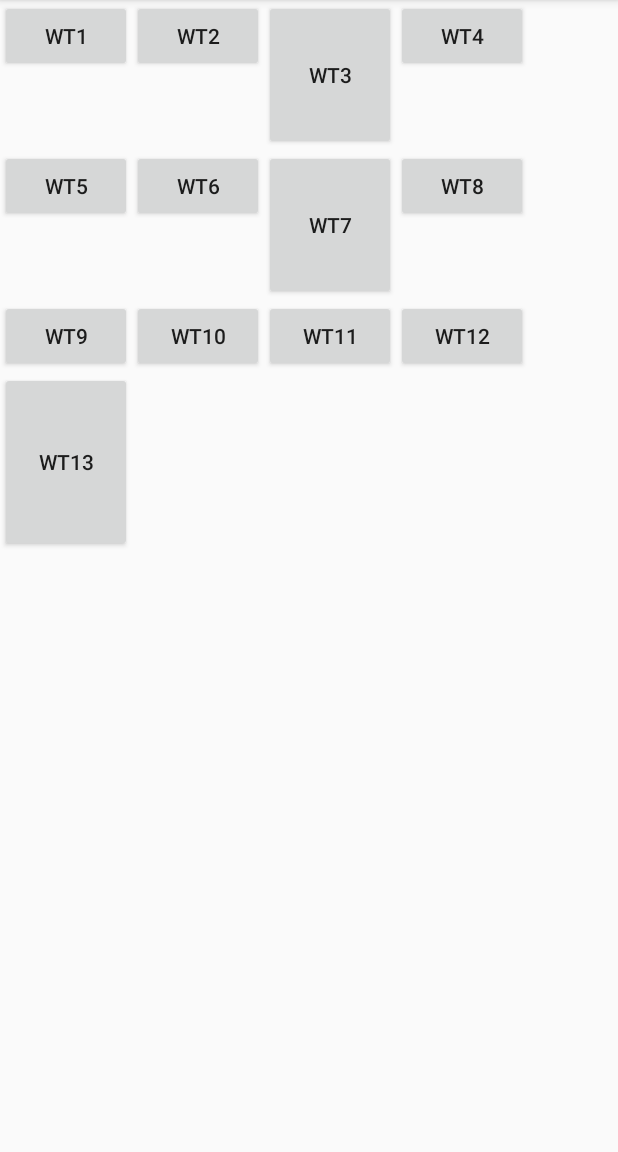
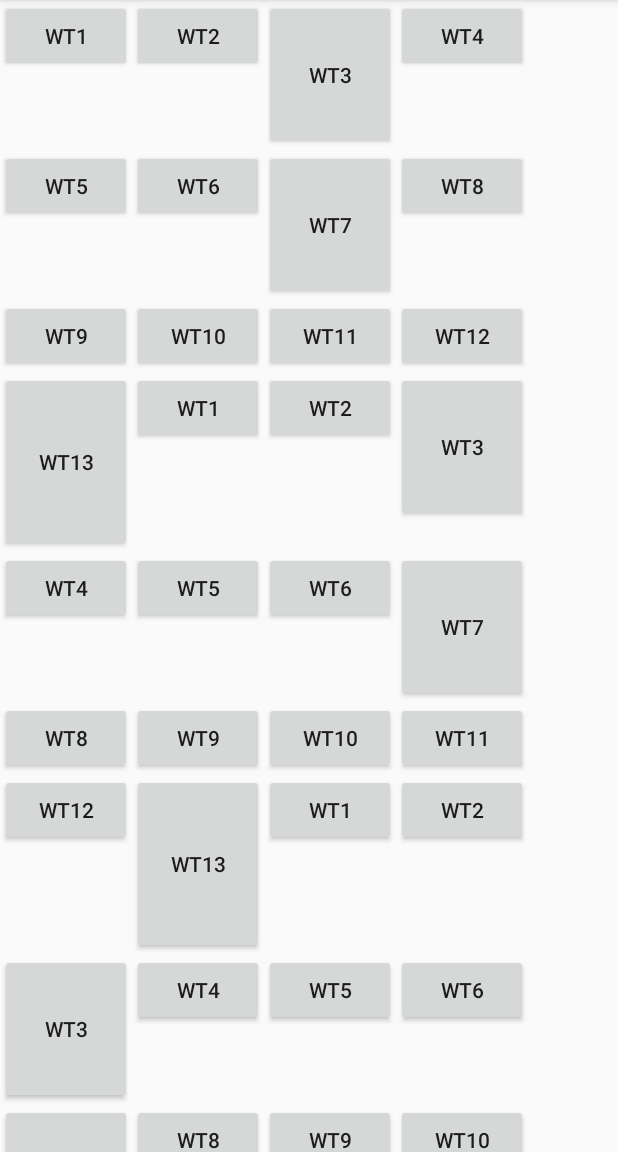
Before and after one commit to EverdayAndroid/jectpack, an Android app: the FlowActivity screen opened directly, with no data from a screen before it, on a phone screen of 412 x 824 dp, the part 84-1236 px from its top. Run offline under Robolectric (Android 15) with nearby library versions, the phone set to English and light mode, and no system bars; our stand-ins replace data binding.

Commit message:
'事件冲突例子'

```diff
--- a/app/build.gradle
+++ b/app/build.gradle
@@ -35,4 +35,6 @@ dependencies {
     androidTestImplementation 'androidx.test.ext:junit:1.1.1'
     androidTestImplementation 'androidx.test.espresso:espresso-core:3.2.0'
     implementation 'androidx.lifecycle:lifecycle-extensions:2.2.0'
+    implementation 'com.github.bumptech.glide:glide:4.11.0'
+    annotationProcessor 'com.github.bumptech.glide:compiler:4.11.0'
 }
--- a/app/src/main/AndroidManifest.xml
+++ b/app/src/main/AndroidManifest.xml
@@ -2,7 +2,7 @@
 <manifest xmlns:android="http://schemas.android.com/apk/res/android"
     package="com.example.jetpackapp"
     xmlns:dist="http://schemas.android.com/apk/distribution">
-
+    <uses-permission android:name="android.permission.INTERNET"/>
     <dist:module dist:instant="true" />
     <application
         android:allowBackup="true"
@@ -20,6 +20,7 @@
             </intent-filter>
         </activity>
         <activity android:name=".FlowActivity"/>
+        <activity android:name=".HomeActivity"/>
     </application>
 
 </manifest>
--- a/app/src/main/java/com/example/jetpackapp/base/FlowLayout.kt
+++ b/app/src/main/java/com/example/jetpackapp/base/FlowLayout.kt
@@ -3,6 +3,7 @@ package com.example.jetpackapp.base
 import android.content.Context
 import android.util.AttributeSet
 import android.util.Log
+import android.view.MotionEvent
 import android.view.View
 import android.view.ViewGroup
 import android.widget.ListView
@@ -10,27 +11,30 @@ import com.example.jetpackapp.R
 import java.lang.Exception
 
 /**
-  * @date: 2020/5/15
-  * @author: wangTao
-  * @email: wangtaohandsome@gmail.com
-  * @desc:  自定义流式布局
+ * @date: 2020/5/15
+ * @author: wangTao
+ * @email: wangtaohandsome@gmail.com
+ * @desc:  自定义流式布局
+ * 1.通过View的ScrollBy 和ScrollTo 方法实现滑动
+ * 2.通过动画给View添加位移效果实现滑动  （补间动画没有真正改变View位置）
+ * 3.通过改变View的layoutparams 让View重新布局从而实现滑动
  */
 class FlowLayout : ViewGroup {
     //每一行的子view
-    private var lineViews:ArrayList<View> ? = null
+    private var lineViews: ArrayList<View>? = null
+
     //所有的行 一行一行的存储
-    private var views:ArrayList<ArrayList<View>>? = null
+    private var views: ArrayList<ArrayList<View>>? = null
+
     //每一行的高度
-    private var heights:ArrayList<Int>? = null
+    private var heights: ArrayList<Int>? = null
 
-    constructor(context:Context):super(context)
+    constructor(context: Context) : super(context)
 
-    constructor(context: Context,attributeSet: AttributeSet):super(context,attributeSet){
-
-
+    constructor(context: Context, attributeSet: AttributeSet) : super(context, attributeSet) {
     }
 
-    fun init(){
+    fun init() {
         lineViews = ArrayList()
         views = ArrayList()
         heights = ArrayList()
@@ -56,9 +60,9 @@ class FlowLayout : ViewGroup {
         val childCount = childCount
 
         //遍历所有的子view，对子view进行测量，分配到具体的行
-        for (index in 0 until childCount){
+        for (index in 0 until childCount) {
             val child = getChildAt(index)
-            measureChild(child,widthMeasureSpec,heightMeasureSpec)
+            measureChild(child, widthMeasureSpec, heightMeasureSpec)
             //获取到子View的测量宽高
             var childWidth = child.measuredWidth
             var childHeight = child.measuredHeight
@@ -66,7 +70,7 @@ class FlowLayout : ViewGroup {
             val layoutParams = child.layoutParams
             //当前的行剩余宽度是否可以放的下，下一个子View放不下换行
             //如果放不下，换行保存当前行的所有子View宽度，和高度
-            if(lineWidth + childWidth > widthSize){
+            if (lineWidth + childWidth > widthSize) {
                 views?.add(lineViews!!)
                 lineViews = ArrayList()
                 flowLayoutWidth = flowLayoutWidth.coerceAtLeast(lineWidth)
@@ -78,7 +82,7 @@ class FlowLayout : ViewGroup {
             lineViews?.add(child)
             lineWidth += childWidth
             lineHeight = lineHeight.coerceAtLeast(childHeight)
-            if(index == childCount-1){  //处理最后一行的高度
+            if (index == childCount - 1) {  //处理最后一行的高度
                 flowLayoutHeight += lineHeight
                 flowLayoutWidth = flowLayoutWidth.coerceAtLeast(lineWidth)
                 heights?.add(lineHeight)
@@ -86,30 +90,38 @@ class FlowLayout : ViewGroup {
             }
         }
         //判断FlowLayout宽度模式
-        if(widthMode == MeasureSpec.EXACTLY){
+        if (widthMode == MeasureSpec.EXACTLY) {
             flowLayoutWidth = widthSize
         }
         //判断FlowLayout高度模式
-        if(heightMode == MeasureSpec.EXACTLY){
+        if (heightMode == MeasureSpec.EXACTLY) {
             flowLayoutHeight = heightSize
         }
         //重新测量子view为 match_parent
-        remeasureChild()
+        remeasureChild(widthMeasureSpec, heightMeasureSpec)
         //FlowLayout最终宽高
-        setMeasuredDimension(flowLayoutWidth,flowLayoutHeight)
+        setMeasuredDimension(flowLayoutWidth, flowLayoutHeight)
 
     }
 
-    private fun remeasureChild(){
+    private fun remeasureChild(widthMeasureSpec: Int, heightMeasureSpec: Int) {
         val size = views?.size!!
-        for (index in 0 until size){
+        for (index in 0 until size) {
             val lineHeight = heights?.get(index)
             val lineViews = views?.get(index)
-            for (index in 0 until (lineViews?.size?:0)){
+            for (index in 0 until (lineViews?.size ?: 0)) {
                 val child = getChildAt(index)
                 val layoutParams = child.layoutParams
-                if(layoutParams.height == ViewGroup.LayoutParams.MATCH_PARENT){
+//                if(child.measuredHeight < desiredHeight)
+
+                val desiredHeight = measuredHeight
+                if (layoutParams.height == ViewGroup.LayoutParams.MATCH_PARENT) {
+                    val childWidthMeasureSpec =
+                        getChildMeasureSpec(widthMeasureSpec, 0, layoutParams.width)
+                    val childHeightMeasureSpec =
+                        getChildMeasureSpec(heightMeasureSpec, 0, layoutParams.height)
                     //todo 重新测量子View宽高
+                    child.measure(childWidthMeasureSpec, childHeightMeasureSpec)
                 }
             }
 
@@ -124,17 +136,17 @@ class FlowLayout : ViewGroup {
         var bottom = 0
         var currentY = 0  //记录当前y轴的高度
         val lineCount = views?.size
-        for (index in 0 until (lineCount?:0)){
+        for (index in 0 until (lineCount ?: 0)) {
             val lineView = views!![index]
             val lineHeight = heights!![index]
             left = 0
             top = currentY
-            Log.e("FlowLayout","top=====>  $top")
-            for (index in 0 until lineView.size){
+            Log.e("FlowLayout", "top=====>  $top")
+            for (index in 0 until lineView.size) {
                 val child = lineView[index]
                 right += child.measuredWidth
-                bottom = top+child.measuredHeight
-                child.layout(left,top,right,bottom)
+                bottom = top + child.measuredHeight
+                child.layout(left, top, right, bottom)
                 left = right
             }
             right = 0
@@ -142,30 +154,55 @@ class FlowLayout : ViewGroup {
         }
     }
 
+    override fun scrollBy(x: Int, y: Int) {
+        super.scrollBy(x, y)
+    }
+
+    override fun scrollTo(x: Int, y: Int) {
+        super.scrollTo(x, y)
+    }
+
+    override fun onTouchEvent(event: MotionEvent?): Boolean {
+
+        when (event?.action) {
+            MotionEvent.ACTION_DOWN -> ""
+            MotionEvent.ACTION_MOVE -> {
+                Log.e("EVERDAY","${event.x.toInt()} ==== ${event.y.toInt()}")
+                scrollBy(event.x.toInt(), event.y.toInt())
+            }
+            MotionEvent.ACTION_UP -> ""
+            MotionEvent.ACTION_CANCEL -> ""
+        }
+
+        return true
+    }
 
     override fun generateLayoutParams(p: ViewGroup.LayoutParams?): ViewGroup.LayoutParams {
         return LayoutParams(p)
     }
 
     override fun generateLayoutParams(attrs: AttributeSet?): ViewGroup.LayoutParams {
-        return LayoutParams(context,attrs)
+        return LayoutParams(context, attrs)
     }
 
     override fun generateDefaultLayoutParams(): ViewGroup.LayoutParams {
-        return LayoutParams(ViewGroup.LayoutParams.MATCH_PARENT,ViewGroup.LayoutParams.MATCH_PARENT)
+        return LayoutParams(
+            ViewGroup.LayoutParams.MATCH_PARENT,
+            ViewGroup.LayoutParams.MATCH_PARENT
+        )
     }
 
     override fun checkLayoutParams(p: ViewGroup.LayoutParams?): Boolean {
         return super.checkLayoutParams(p) && p is LayoutParams
     }
 
-    internal class LayoutParams:MarginLayoutParams{
+    internal class LayoutParams : MarginLayoutParams {
 
-        constructor(context: Context,attrs: AttributeSet):super(context,attrs){
+        constructor(context: Context, attrs: AttributeSet) : super(context, attrs) {
             val attrs = context.obtainStyledAttributes(attrs, R.styleable.FlowLayout_Layout)
             try {
-                val gravity = attrs.getInt(R.styleable.FlowLayout_android_gravity,-1)
-            }catch (e:Exception){
+                val gravity = attrs.getInt(R.styleable.FlowLayout_android_gravity, -1)
+            } catch (e: Exception) {
                 attrs.recycle()
             }
         }
--- a/app/src/main/res/layout/activity_flow.xml
+++ b/app/src/main/res/layout/activity_flow.xml
@@ -25,7 +25,135 @@
 
         <Button
             android:layout_width="wrap_content"
+            android:layout_height="match_parent"
+            android:text="wt2" />
+
+        <Button
+            android:layout_width="wrap_content"
+            android:layout_height="100dp"
+            android:text="wt3" />
+
+        <Button
+            android:layout_width="wrap_content"
             android:layout_height="wrap_content"
+            android:text="wt4" />
+
+        <Button
+            android:layout_width="wrap_content"
+            android:layout_height="wrap_content"
+            android:text="wt5" />
+
+        <Button
+            android:layout_width="wrap_content"
+            android:layout_height="wrap_content"
+            android:text="wt6" />
+
+        <Button
+            android:layout_width="wrap_content"
+            android:layout_height="100dp"
+            android:text="wt7" />
+
+        <Button
+            android:layout_width="wrap_content"
+            android:layout_height="wrap_content"
+            android:text="wt8" />
+
+        <Button
+            android:layout_width="wrap_content"
+            android:layout_height="wrap_content"
+            android:text="wt9" />
+
+        <Button
+            android:layout_width="wrap_content"
+            android:layout_height="match_parent"
+            android:text="wt10" />
+
+        <Button
+            android:layout_width="wrap_content"
+            android:layout_height="wrap_content"
+            android:text="wt11" />
+
+        <Button
+            android:layout_width="wrap_content"
+            android:layout_height="wrap_content"
+            android:text="wt12" />
+
+        <Button
+            android:layout_width="wrap_content"
+            android:layout_height="120dp"
+            android:text="wt13" />
+        <Button
+            android:layout_width="wrap_content"
+            android:layout_height="wrap_content"
+            android:text="wt1" />
+
+        <Button
+            android:layout_width="wrap_content"
+            android:layout_height="match_parent"
+            android:text="wt2" />
+
+        <Button
+            android:layout_width="wrap_content"
+            android:layout_height="100dp"
+            android:text="wt3" />
+
+        <Button
+            android:layout_width="wrap_content"
+            android:layout_height="wrap_content"
+            android:text="wt4" />
+
+        <Button
+            android:layout_width="wrap_content"
+            android:layout_height="wrap_content"
+            android:text="wt5" />
+
+        <Button
+            android:layout_width="wrap_content"
+            android:layout_height="wrap_content"
+            android:text="wt6" />
+
+        <Button
+            android:layout_width="wrap_content"
+            android:layout_height="100dp"
+            android:text="wt7" />
+
+        <Button
+            android:layout_width="wrap_content"
+            android:layout_height="wrap_content"
+            android:text="wt8" />
+
+        <Button
+            android:layout_width="wrap_content"
+            android:layout_height="wrap_content"
+            android:text="wt9" />
+
+        <Button
+            android:layout_width="wrap_content"
+            android:layout_height="match_parent"
+            android:text="wt10" />
+
+        <Button
+            android:layout_width="wrap_content"
+            android:layout_height="wrap_content"
+            android:text="wt11" />
+
+        <Button
+            android:layout_width="wrap_content"
+            android:layout_height="wrap_content"
+            android:text="wt12" />
+
+        <Button
+            android:layout_width="wrap_content"
+            android:layout_height="120dp"
+            android:text="wt13" />
+        <Button
+            android:layout_width="wrap_content"
+            android:layout_height="wrap_content"
+            android:text="wt1" />
+
+        <Button
+            android:layout_width="wrap_content"
+            android:layout_height="match_parent"
             android:text="wt2" />
 
         <Button
```
Also changed, not shown: app/src/main/java/com/example/jetpackapp/HomeActivity.kt (added, +33 -0 lines), app/src/main/java/com/example/jetpackapp/HomeFragment.kt (added, +34 -0 lines), app/src/main/java/com/example/jetpackapp/MainActivity.kt (+7 -1 lines), app/src/main/java/com/example/jetpackapp/adapter/AdapterImage.kt (added, +38 -0 lines), app/src/main/java/com/example/jetpackapp/widget/MyListView.kt (added, +44 -0 lines), app/src/main/java/com/example/jetpackapp/widget/MyViewPage.kt (added, +33 -0 lines), app/src/main/res/layout/activity_home.xml (added, +26 -0 lines), app/src/main/res/layout/fragment_home.xml (added, +11 -0 lines), app/src/main/res/layout/item_image.xml (added, +13 -0 lines).
